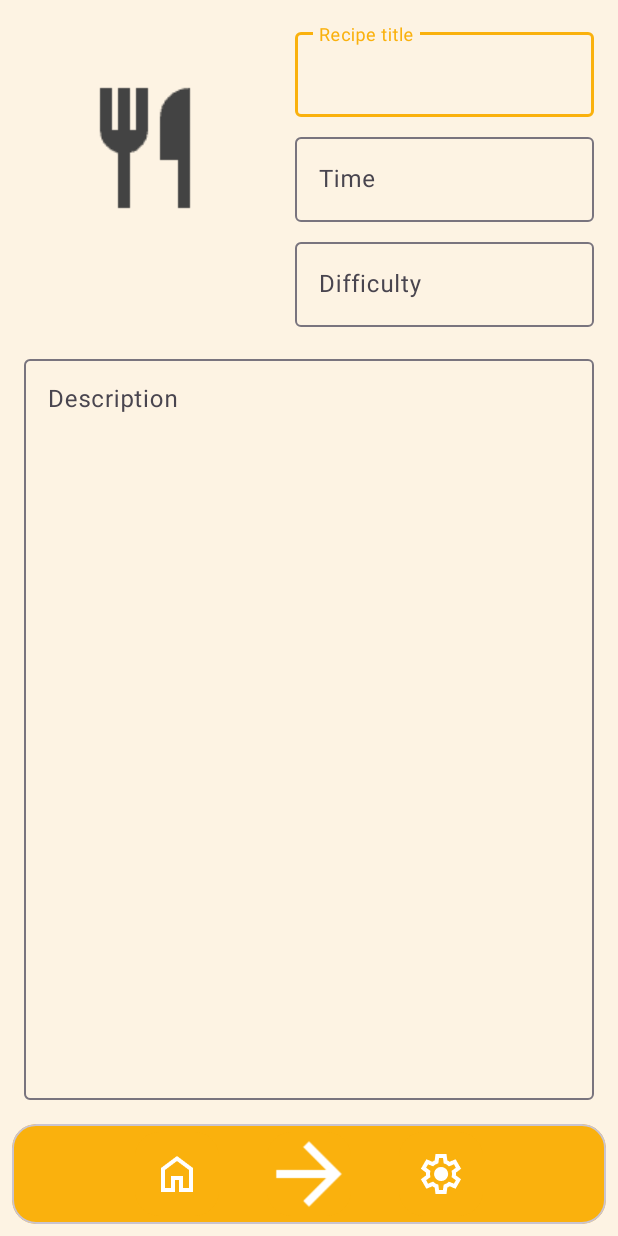
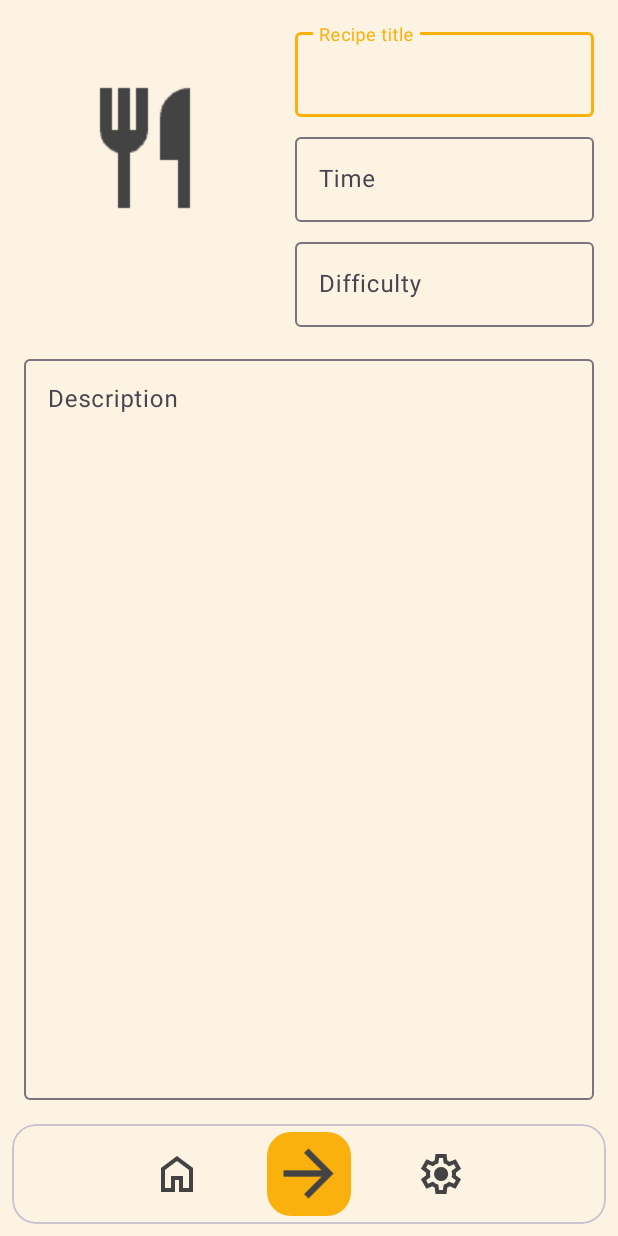
Before and after one commit to andymeneguzzo/RecipeManager, an Android app: the AddRecipeActivity screen opened directly, with no data from a screen before it, on a phone screen of 412 x 824 dp. Run offline under Robolectric (Android 15) with nearby library versions, the phone set to English and light mode, and no system bars; Roboto replaces fonts that are not available here.

Commit message:
add recipe ui change

```diff
--- a/app/src/main/res/layout/activity_add_recipe.xml
+++ b/app/src/main/res/layout/activity_add_recipe.xml
@@ -119,7 +119,7 @@
         android:layout_height="wrap_content"
         app:cardCornerRadius="16dp"
         app:cardElevation="0dp"
-        app:cardBackgroundColor="@color/top_bottom_bar_background"
+        app:cardBackgroundColor="?attr/colorSurface"
         app:layout_constraintBottom_toBottomOf="parent"
         app:layout_constraintLeft_toLeftOf="parent"
         app:layout_constraintRight_toRightOf="parent"
@@ -136,10 +136,10 @@
                 android:id="@+id/homeButton"
                 android:layout_width="wrap_content"
                 android:layout_height="wrap_content"
-                android:backgroundTint="@color/buttons"
+                android:backgroundTint="?attr/colorSurface"
                 android:contentDescription="@string/home"
                 android:src="@drawable/ic_home"
-                app:tint="@color/white"
+                app:tint="?attr/colorOnSurface"
                 app:maxImageSize="32dp"
                 app:elevation="0dp" />
 
@@ -151,9 +151,9 @@
                 android:contentDescription="@string/forward"
                 android:layout_marginLeft="32dp"
                 android:layout_marginRight="32dp"
-                android:backgroundTint="@color/buttons"
-                app:tint="@color/white"
-                app:maxImageSize="65dp"
+                android:backgroundTint="?attr/colorPrimary"
+                app:tint="?attr/colorOnSurface"
+                app:maxImageSize="50dp"
                 app:elevation="0dp"/>
 
             <com.google.android.material.floatingactionbutton.FloatingActionButton
@@ -162,8 +162,8 @@
                 android:layout_height="wrap_content"
                 android:src="@drawable/ic_settings"
                 android:contentDescription="@string/settings"
-                android:backgroundTint="@color/buttons"
-                app:tint="@color/white"
+                android:backgroundTint="?attr/colorSurface"
+                app:tint="?attr/colorOnSurface"
                 app:maxImageSize="32dp"
                 app:elevation="0dp"/>
         </LinearLayout>
```
